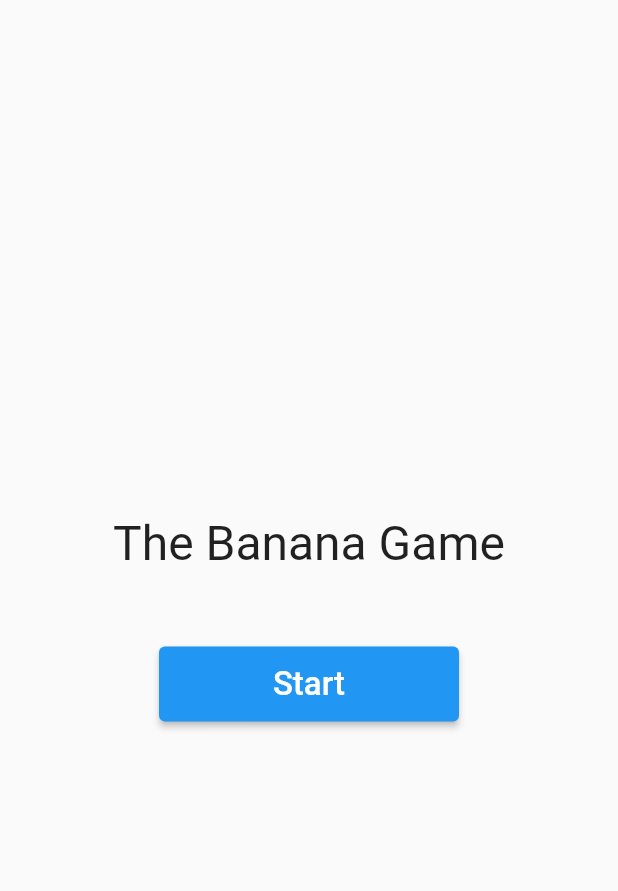
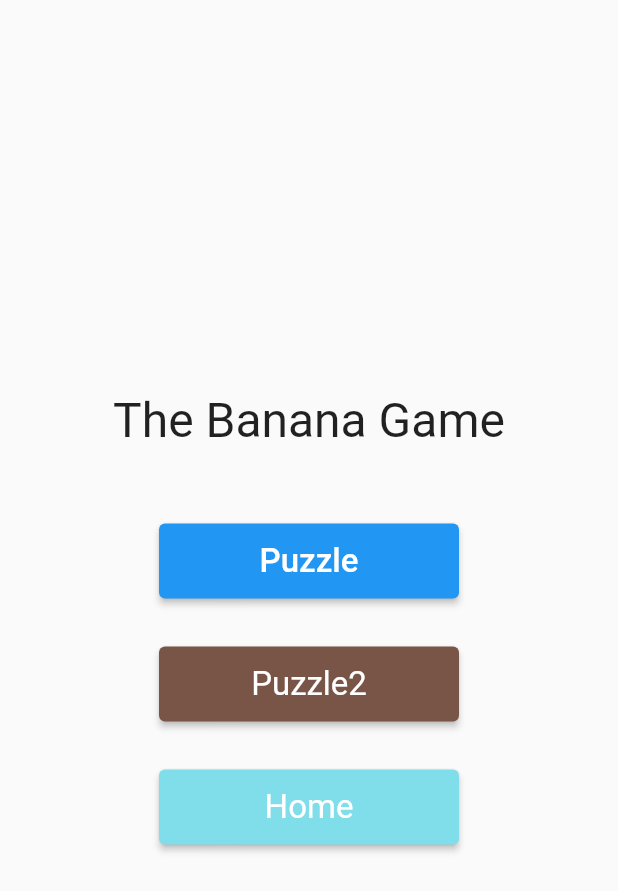
Before and after one commit to kayeungadrian-tam/The-Banana-Room, a Flutter app: the screen it shows after launch, on a phone screen of 412 x 824 dp. Shown: the top 891 px of the screen. Run offline on Flutter 3.47's test engine with Material 2 defaults, Android fonts, the phone set to English and light mode, and no system bars; our stand-ins replace image_picker, shared_preferences.

Commit message:
update: multi pages

```diff
--- a/the_app/lib/main.dart
+++ b/the_app/lib/main.dart
@@ -3,6 +3,9 @@ import 'package:image_picker/image_picker.dart';
 // import 'dart:typed_data';
 import 'dart:io';
 // import 'dart:convert';
+// import 'package:shared_preferences/shared_preferences.dart';
+import 'package:the_app/puzzle/puzzlePage.dart';
+import 'package:the_app/puzzle/puzzleTwo.dart';
 
 void main() {
   runApp(const MyApp());
@@ -49,21 +52,56 @@ class IndexPageState extends StatelessWidget {
           width: 200,
           height: 50,
           child: ElevatedButton(
-            onPressed: () => showHomePage(context),
+            onPressed: () => showPage(context, const PuzzlePage()),
+            // onPressed: () => showHomePage(context),
             child: const Text(
-              "Start",
+              "Puzzle",
               style: TextStyle(fontSize: 22),
             ),
-          ))
+          )),
+      const SizedBox(
+        height: 32,
+      ),
+      SizedBox(
+          width: 200,
+          height: 50,
+          child: ElevatedButton(
+            // onPressed: () => showPuzzlePage(context),
+            onPressed: () => showPage(context, const HomePage()),
+            style: ElevatedButton.styleFrom(
+              primary: Colors.brown[500],
+              textStyle: const TextStyle(fontSize: 32),
+            ),
+            child: const Text(
+              "Puzzle2",
+              style: TextStyle(fontSize: 22),
+            ),
+          )),
+      const SizedBox(
+        height: 32,
+      ),
+      SizedBox(
+          width: 200,
+          height: 50,
+          child: ElevatedButton(
+            // onPressed: () => showPuzzlePage(context),
+            onPressed: () =>
+                showPage(context, const MyHomePage(title: "My Dashboard")),
+            style: ElevatedButton.styleFrom(
+              primary: Colors.cyan[200],
+              textStyle: const TextStyle(fontSize: 32),
+            ),
+            child: const Text(
+              "Home",
+              style: TextStyle(fontSize: 22),
+            ),
+          )),
     ])));
   }
 }
 
-void showHomePage(BuildContext context) {
-  Navigator.push(
-      context,
-      MaterialPageRoute(
-          builder: (context) => const MyHomePage(title: "My Dashboard")));
+void showPage(BuildContext context, page) {
+  Navigator.push(context, MaterialPageRoute(builder: (context) => page));
 }
 
 class MyHomePage extends StatefulWidget {
@@ -178,5 +216,3 @@ class _MyHomePageState extends State<MyHomePage> {
     );
   }
 }
-
-void onPressed() => {};
```
